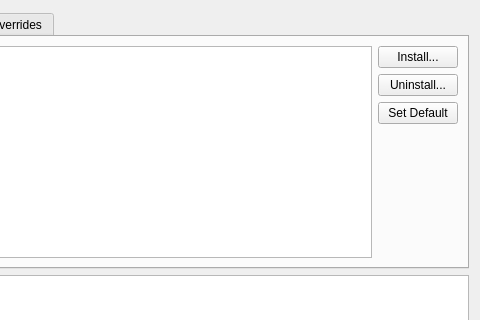
Old version of the form Source/UI/RustInstaller.ui in the repository krre/afterglow; both pictures show x 332 to 812 and y 0 to 320 of the 812 by 600 pixel window.
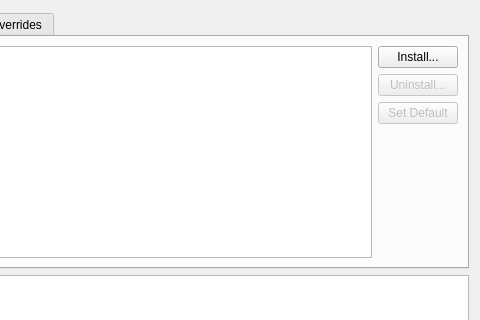
New version of the form. The open tabs and pages were chosen to show the change.

Commit message: Setup enabled property of toolchain's buttons

```diff
--- a/Source/UI/RustInstaller.ui
+++ b/Source/UI/RustInstaller.ui
@@ -124,6 +124,9 @@
          </item>
          <item>
           <widget class="QPushButton" name="pushButtonUninstallToolchain">
+           <property name="enabled">
+            <bool>false</bool>
+           </property>
            <property name="text">
             <string>Uninstall...</string>
            </property>
@@ -131,6 +134,9 @@
          </item>
          <item>
           <widget class="QPushButton" name="pushButtonSetDefaultToolchain">
+           <property name="enabled">
+            <bool>false</bool>
+           </property>
            <property name="text">
             <string>Set Default</string>
            </property>
```
The commit also changes 2 other files.
